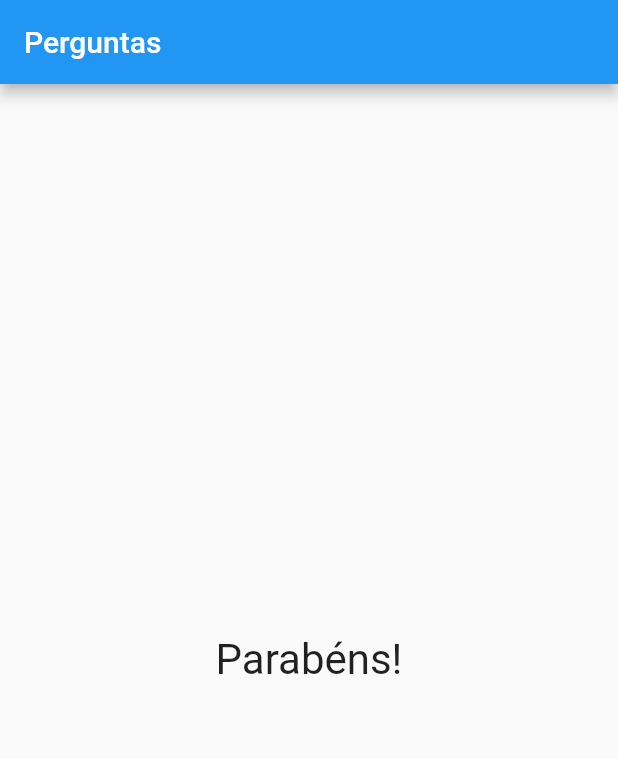
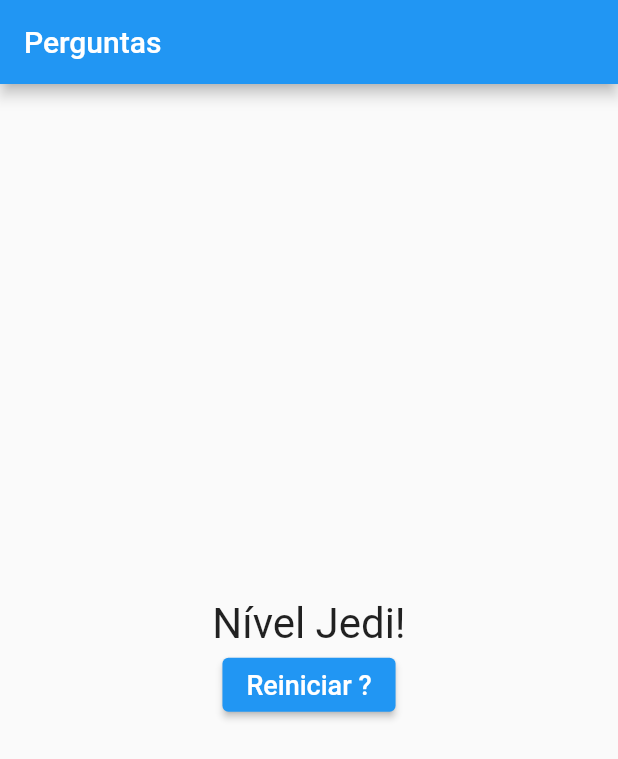
Before and after one commit to G-campos/app-perguntas, a Flutter app: the screen it shows after launch, after a tap on "Preto", after a tap on "Cobra", after a tap on "João", on a phone screen of 412 x 824 dp. Shown: the top 759 px of the screen. Run offline on Flutter 3.47's test engine with Material 2 defaults, Android fonts, the phone set to English and light mode, and no system bars.

Commit message:
criação do widget resultado

```diff
--- a/lib/resultado.dart
+++ b/lib/resultado.dart
@@ -1,17 +1,54 @@
 import 'package:flutter/material.dart';
 
 class Resultado extends StatelessWidget {
-  const Resultado({super.key});
+  const Resultado({
+    super.key,
+    required this.pontuacao,
+    required this.quandoReiniciarQuestionario,
+  });
+
+  final int pontuacao;
+  final void Function() quandoReiniciarQuestionario;
+
+  String get fraseResultado {
+    if (pontuacao < 8) {
+      return 'Parabens!';
+    } else if (pontuacao < 12) {
+      return 'Você é bom!';
+    } else if (pontuacao < 16) {
+      return 'Impressionante!';
+    } else {
+      return 'Nível Jedi!';
+    }
+  }
 
   @override
   Widget build(BuildContext context) {
-    return const Center(
-      child: Text(
-        'Parabéns!',
-        style: TextStyle(
-          fontSize: 28,
+    return Column(
+      mainAxisAlignment: MainAxisAlignment.center,
+      children: <Widget>[
+        Center(
+          child: Text(
+            fraseResultado,
+            style: const TextStyle(
+              fontSize: 28,
+            ),
+          ),
         ),
-      ),
+        ElevatedButton(
+          onPressed: quandoReiniciarQuestionario,
+          style: ElevatedButton.styleFrom(
+            backgroundColor: Colors.blue,
+            foregroundColor: Colors.white,
+          ),
+          child: const Text(
+            "Reiniciar ?",
+            style: TextStyle(
+              fontSize: 18,
+            ),
+          ),
+        )
+      ],
     );
   }
 }
```
